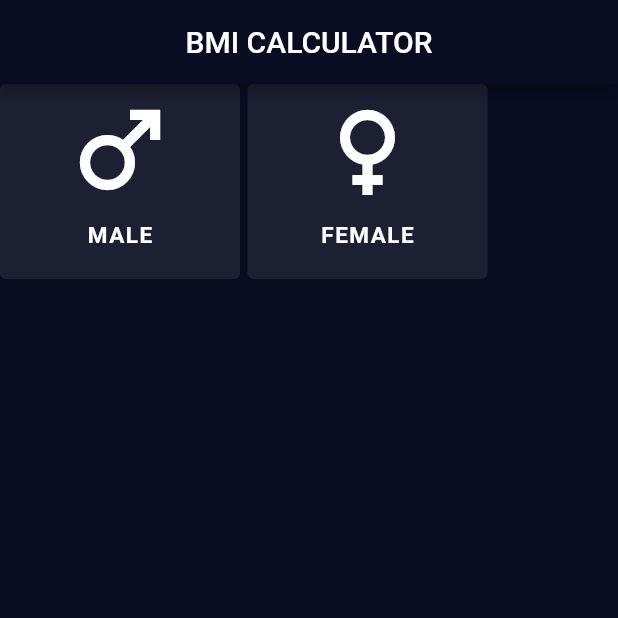
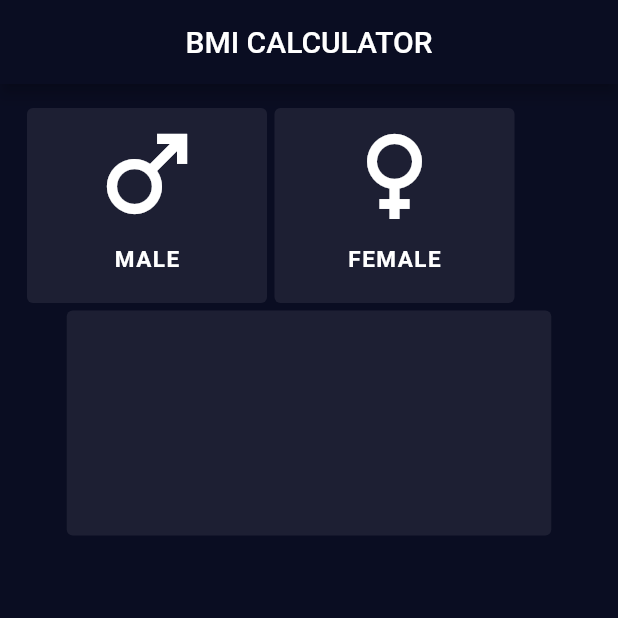
Before and after one commit to zeeshi2k1/bmi_calculator, a Flutter app: the screen it shows after launch, on a phone screen of 412 x 824 dp, the top half of it. Run offline on Flutter 3.47's test engine with Material 2 defaults, Android fonts, the phone set to English and light mode, and no system bars.

Commit message:
initial commit

```diff
--- a/lib/input_page.dart
+++ b/lib/input_page.dart
@@ -14,7 +14,11 @@ class _InputPageState extends State<InputPage> {
           child: Text('BMI CALCULATOR'),
         ),
       ),
-      body: Row(
+      body: Column(
+        children: [
+          Container(
+            margin: EdgeInsets.fromLTRB(18, 16, 15, 5),
+            child: Row(
               children: <Widget>[
                 Container(
                   height: 130,
@@ -77,6 +81,19 @@ class _InputPageState extends State<InputPage> {
                 ),
               ],
             ),
+          ),
+          Center(
+            child: Container(
+              height: 150,
+              width: 323,
+              decoration: BoxDecoration(
+                color: Color(0xFF1D1F33),
+                borderRadius: BorderRadius.circular(4),
+              ),
+            ),
+          ),
+        ],
+      ),
     );
   }
 }
```
Lines whose indentation alone changed are shown as unchanged.
